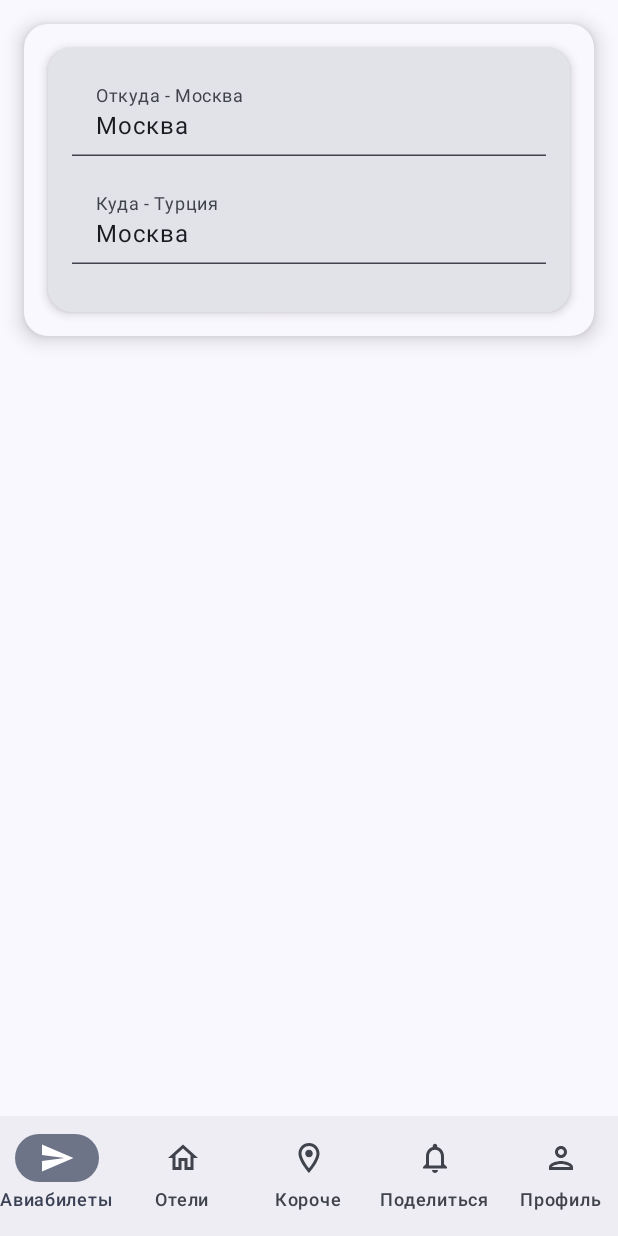
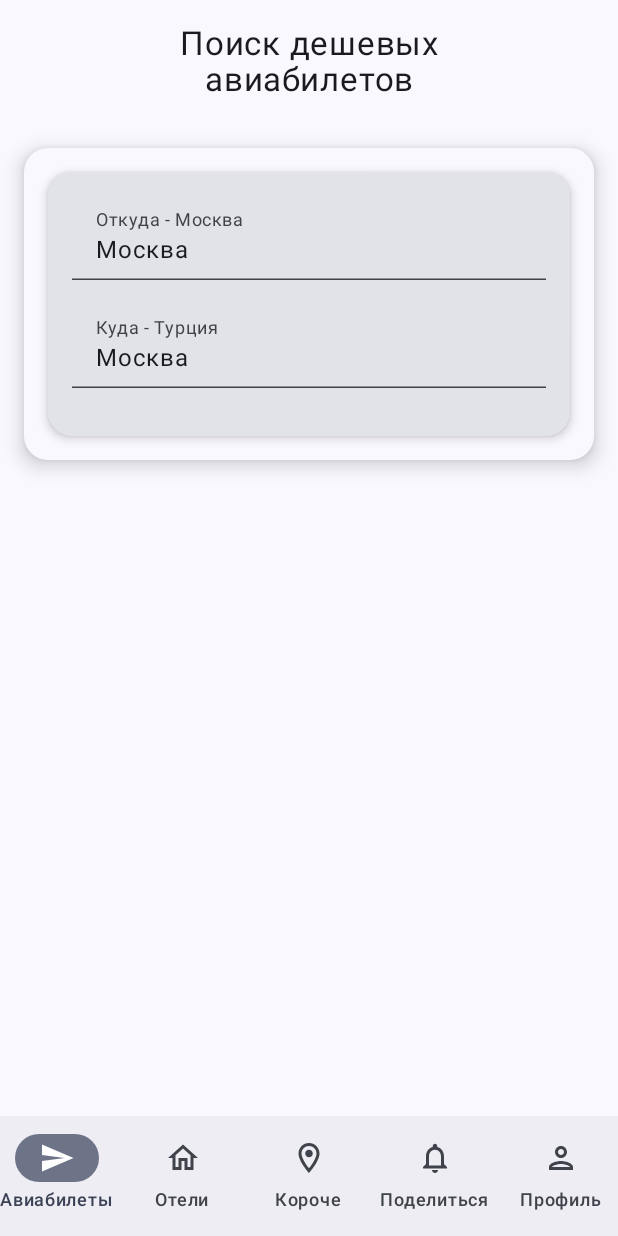
Before and after one commit to Margo2012/ComposeNavigation, an Android app built with Jetpack Compose: the screen it shows after launch (MainActivity), on a phone screen of 412 x 824 dp. Run offline under Robolectric (Android 15) with nearby library versions, the phone set to English and light mode, and no system bars.

Commit message:
заголовок

```diff
--- a/app/src/main/java/com/example/sky/MainActivity.kt
+++ b/app/src/main/java/com/example/sky/MainActivity.kt
@@ -4,7 +4,10 @@ import android.annotation.SuppressLint
 import android.os.Bundle
 import androidx.activity.ComponentActivity
 import androidx.activity.compose.setContent
+import androidx.compose.foundation.layout.Column
 import androidx.compose.foundation.layout.fillMaxSize
+import androidx.compose.foundation.layout.fillMaxWidth
+import androidx.compose.foundation.layout.padding
 import androidx.compose.material.icons.Icons
 import androidx.compose.material.icons.filled.Home
 import androidx.compose.material.icons.filled.LocationOn
@@ -23,14 +26,16 @@ import androidx.compose.material3.NavigationBarItem
 import androidx.compose.material3.Scaffold
 import androidx.compose.material3.Surface
 import androidx.compose.material3.Text
-import androidx.compose.runtime.Composable
 import androidx.compose.runtime.getValue
 import androidx.compose.runtime.mutableStateOf
 import androidx.compose.runtime.saveable.rememberSaveable
 import androidx.compose.runtime.setValue
+import androidx.compose.ui.Alignment
 import androidx.compose.ui.Modifier
 import androidx.compose.ui.graphics.vector.ImageVector
-import androidx.compose.ui.tooling.preview.Preview
+import androidx.compose.ui.text.style.TextAlign
+import androidx.compose.ui.unit.dp
+import androidx.compose.ui.unit.sp
 import com.example.sky.ui.screens.DepartureField
 import com.example.sky.ui.theme.SkyTheme
 
@@ -102,7 +107,19 @@ class MainActivity : ComponentActivity() {
                             }
                         }
                     ) {
-                        DepartureField(modifier = Modifier)
+                        Column {
+                            Text(
+                                modifier = Modifier
+                                    .padding(16.dp)
+                                    .fillMaxWidth()
+                                    .align(Alignment.CenterHorizontally),
+                                text = "Поиск дешевых\nавиабилетов",
+                                fontSize = 22.sp,
+                                textAlign = TextAlign.Center,
+                                maxLines = 2
+                            )
+                            DepartureField(modifier = Modifier)
+                        }
 
                     }
                     /*val navController = rememberNavController()
@@ -129,19 +146,3 @@ class MainActivity : ComponentActivity() {
         }
     }
 }
-
-@Composable
-fun Greeting(name: String, modifier: Modifier = Modifier) {
-    Text(
-        text = "Hello $name!",
-        modifier = modifier
-    )
-}
-
-@Preview(showBackground = true)
-@Composable
-fun GreetingPreview() {
-    SkyTheme {
-        Greeting("Android")
-    }
-}
```
